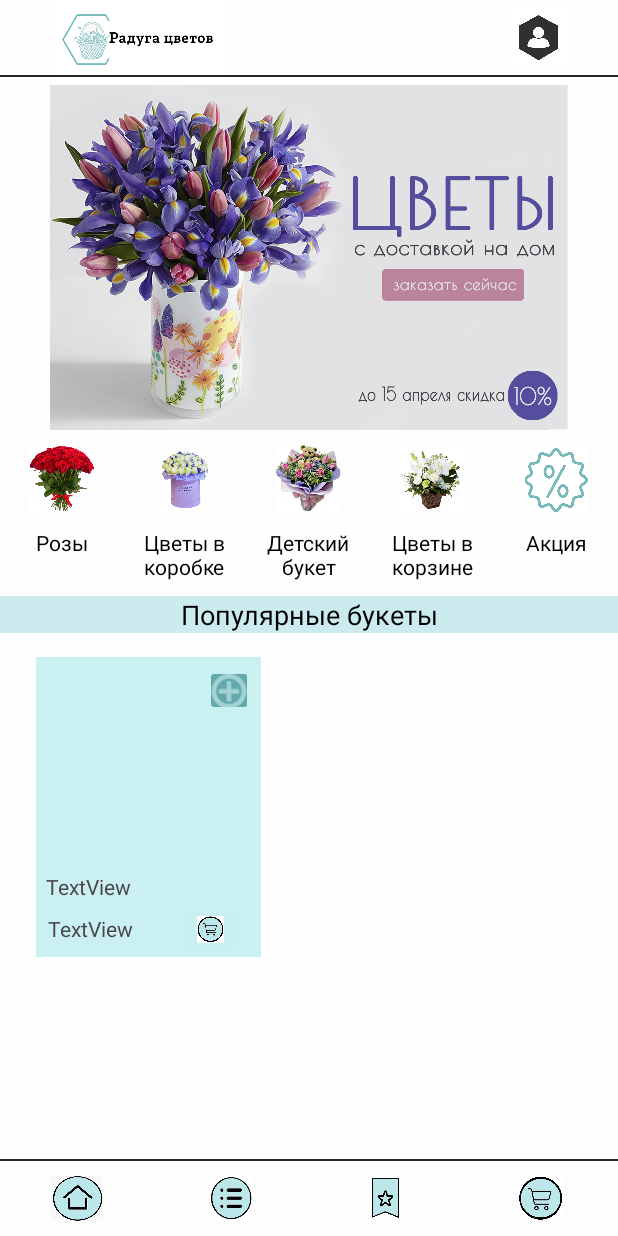
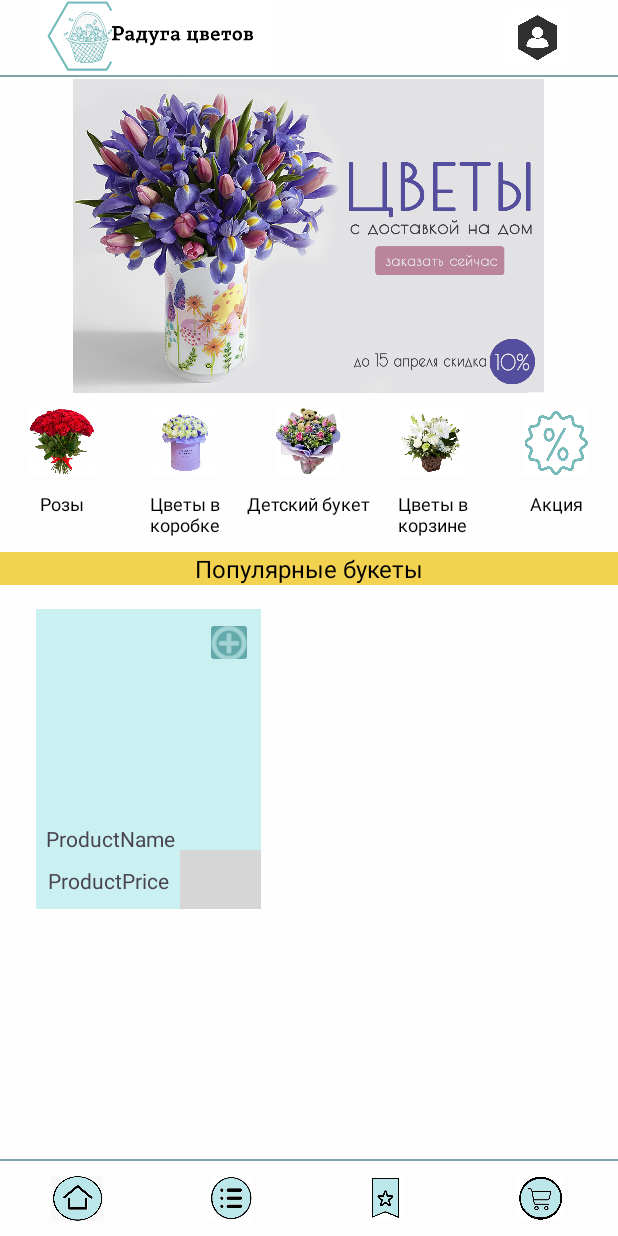
Before and after one commit to elizaveta05/Course_project, an Android app: the screen it shows after launch (MainActivity), on a phone screen of 412 x 824 dp. Run offline under Robolectric (Android 15) with nearby library versions, the light colour scheme and no system bars; grey boxes are pictures that could not be loaded.

Commit message:
Обновление

```diff
--- a/app/build.gradle.kts
+++ b/app/build.gradle.kts
@@ -1,5 +1,6 @@
 plugins {
     id("com.android.application")
+    id("com.google.gms.google-services")
 }
 
 android {
@@ -37,6 +38,7 @@ dependencies {
     implementation("com.google.android.material:material:1.11.0")
     implementation("androidx.constraintlayout:constraintlayout:2.1.4")
     implementation("androidx.legacy:legacy-support-v4:1.0.0")
+    implementation("com.google.firebase:firebase-analytics:21.5.1")
     testImplementation("junit:junit:4.13.2")
     androidTestImplementation("androidx.test.ext:junit:1.1.5")
     androidTestImplementation("androidx.test.espresso:espresso-core:3.5.1")
--- a/app/src/main/res/layout/activity_main.xml
+++ b/app/src/main/res/layout/activity_main.xml
@@ -9,8 +9,10 @@
 
     <ImageView
         android:id="@+id/iv_logo"
-        android:layout_width="186dp"
-        android:layout_height="53dp"
+        android:layout_width="156dp"
+        android:layout_height="49dp"
+        android:layout_marginStart="24dp"
+        android:scaleType="centerCrop"
         app:layout_constraintStart_toStartOf="parent"
         app:layout_constraintTop_toTopOf="parent"
         app:srcCompat="@mipmap/logo" />
@@ -31,7 +33,7 @@
         android:id="@+id/view2"
         android:layout_width="0dp"
         android:layout_height="1dp"
-        android:background="#272626"
+        android:background="@color/grey"
         app:layout_constraintEnd_toEndOf="parent"
         app:layout_constraintHorizontal_bias="0.0"
         app:layout_constraintStart_toStartOf="parent"
@@ -41,7 +43,7 @@
         android:id="@+id/view3"
         android:layout_width="0dp"
         android:layout_height="1dp"
-        android:background="#272626"
+        android:background="@color/grey"
         app:layout_constraintBottom_toTopOf="@+id/linearLayout3"
         app:layout_constraintEnd_toEndOf="parent"
         app:layout_constraintStart_toStartOf="parent" />
@@ -126,7 +128,8 @@
                 android:layout_height="wrap_content"
                 android:text="Розы"
                 android:textAlignment="center"
-                android:textColor="#000000" />
+                android:textColor="#000000"
+                android:textSize="12sp" />
         </LinearLayout>
 
         <!-- Цветы в коробке -->
@@ -152,7 +155,8 @@
                 android:layout_height="wrap_content"
                 android:text="Цветы в коробке"
                 android:textAlignment="center"
-                android:textColor="#000000" />
+                android:textColor="#000000"
+                android:textSize="12sp" />
         </LinearLayout>
 
         <!-- Детский букет -->
@@ -178,7 +182,8 @@
                 android:layout_height="wrap_content"
                 android:text="Детский букет"
                 android:textAlignment="center"
-                android:textColor="#000000" />
+                android:textColor="#000000"
+                android:textSize="12sp" />
         </LinearLayout>
 
         <!-- Цветы в корзине -->
@@ -204,7 +209,8 @@
                 android:layout_height="wrap_content"
                 android:text="Цветы в корзине"
                 android:textAlignment="center"
-                android:textColor="#000000" />
+                android:textColor="#000000"
+                android:textSize="12sp" />
         </LinearLayout>
 
         <!-- Акция -->
@@ -230,7 +236,8 @@
                 android:layout_height="wrap_content"
                 android:text="Акция"
                 android:textAlignment="center"
-                android:textColor="#000000" />
+                android:textColor="#000000"
+                android:textSize="12sp" />
         </LinearLayout>
 
     </LinearLayout>
@@ -240,12 +247,12 @@
         android:layout_width="0dp"
         android:layout_height="wrap_content"
         android:layout_marginTop="10dp"
-        android:background="#BCBAE6E9"
+        android:background="@color/yellow"
         android:text="Популярные букеты"
         android:textAlignment="center"
         android:textAllCaps="false"
-        android:textColor="#000000"
-        android:textSize="18sp"
+        android:textColor="@color/black"
+        android:textSize="16sp"
         android:textStyle="normal"
         app:layout_constraintEnd_toEndOf="parent"
         app:layout_constraintHorizontal_bias="0.0"
@@ -268,8 +275,8 @@
 
     <ViewAnimator
         android:id="@+id/ViewAnimator"
-        android:layout_width="wrap_content"
-        android:layout_height="230dp"
+        android:layout_width="0dp"
+        android:layout_height="209dp"
         android:layout_marginTop="3dp"
         android:orientation="vertical"
         app:layout_constraintEnd_toEndOf="parent"
@@ -289,8 +296,8 @@
             android:src="@mipmap/banner1" />
 
         <ImageView
-            android:layout_width="match_parent"
-            android:layout_height="match_parent"
+            android:layout_width="wrap_content"
+            android:layout_height="wrap_content"
             android:scaleType="centerInside"
             android:src="@mipmap/banner2" />
 
--- a/app/src/main/res/layout/main_cataloge.xml
+++ b/app/src/main/res/layout/main_cataloge.xml
@@ -2,17 +2,9 @@
 <androidx.constraintlayout.widget.ConstraintLayout xmlns:android="http://schemas.android.com/apk/res/android"
     xmlns:app="http://schemas.android.com/apk/res-auto"
     xmlns:tools="http://schemas.android.com/tools"
+    android:id="@+id/ProductName"
     android:layout_width="match_parent"
     android:layout_height="match_parent">
-
-    <TableLayout
-        android:layout_width="404dp"
-        android:layout_height="wrap_content"
-        android:orientation="horizontal"
-        app:layout_constraintStart_toStartOf="parent"
-        app:layout_constraintTop_toTopOf="parent">
-
-    </TableLayout>
 
     <View
         android:id="@+id/view"
@@ -35,36 +27,36 @@
         app:layout_constraintTop_toTopOf="@+id/view" />
 
     <TextView
-        android:id="@+id/textView7"
+        android:id="@+id/ProductName"
         android:layout_width="131dp"
         android:layout_height="20dp"
         android:layout_marginTop="15dp"
         android:layout_marginEnd="12dp"
-        android:text="TextView"
+        android:text="ProductName"
         app:layout_constraintEnd_toEndOf="@+id/view"
         app:layout_constraintTop_toBottomOf="@+id/imageView" />
 
     <TextView
-        android:id="@+id/textView8"
+        android:id="@+id/ProductPrice"
         android:layout_width="wrap_content"
         android:layout_height="wrap_content"
         android:layout_marginStart="8dp"
         android:layout_marginTop="8dp"
-        android:text="TextView"
+        android:text="ProductPrice"
         app:layout_constraintStart_toStartOf="@+id/view"
-        app:layout_constraintTop_toBottomOf="@+id/textView7" />
+        app:layout_constraintTop_toBottomOf="@+id/ProductName" />
 
     <ImageButton
         android:id="@+id/imageButton"
-        android:layout_width="42dp"
-        android:layout_height="37dp"
+        android:layout_width="54dp"
+        android:layout_height="39dp"
         android:backgroundTint="#CAEFF0"
-        android:scaleType="centerCrop"
+        android:scaleType="center"
         app:layout_constraintBottom_toBottomOf="@+id/view"
         app:layout_constraintEnd_toEndOf="@+id/view"
-        app:layout_constraintHorizontal_bias="0.714"
-        app:layout_constraintStart_toEndOf="@+id/textView8"
-        app:srcCompat="@mipmap/img_4" />
+        app:layout_constraintHorizontal_bias="1.0"
+        app:layout_constraintStart_toEndOf="@+id/ProductPrice"
+        app:srcCompat="@mipmap/icon_add" />
 
     <ImageButton
         android:id="@+id/imageButton2"
--- a/app/src/main/res/values/colors.xml
+++ b/app/src/main/res/values/colors.xml
@@ -3,6 +3,6 @@
     <color name="black">#FF000000</color>
     <color name="white">#FFFFFFFF</color>
     <color name="turquoise">#CBF0F1</color>
-    <color name="btn_anim">#1F8888</color>
-    <color name="btn_no_anim">#6BA1A1</color>
+    <color name="yellow">#F3D250</color>
+    <color name="grey">#7DA2A9</color>
 </resources>
--- a/build.gradle.kts
+++ b/build.gradle.kts
@@ -1,4 +1,9 @@
+buildscript {
+    dependencies {
+        classpath("com.google.gms:google-services:4.4.1")
+    }
+}
 // Top-level build file where you can add configuration options common to all sub-projects/modules.
 plugins {
-    id("com.android.application") version "8.2.2" apply false
+    id("com.android.application") version "8.3.0" apply false
 }
```
Also changed, not shown: app/src/main/res/mipmap-hdpi/ProductImage.png (added), gradle/wrapper/gradle-wrapper.properties, 1 other file.
